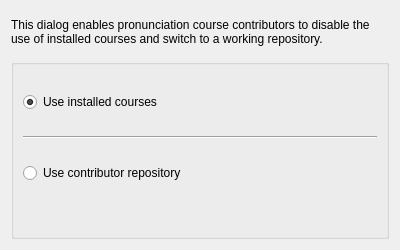
Above: src/ui/resourcesdialog.ui from KDE/artikulate before the change. Below: the same form after it.
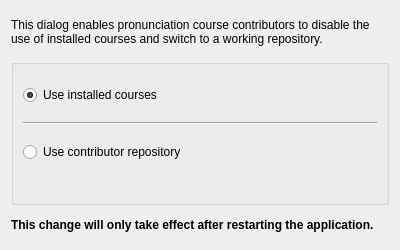
That is the form after the change. Custom widgets are drawn as their Qt base class.

Commit message: Show restart info when course repository changed.

Diff of the .ui file:
```diff
--- a/src/ui/resourcesdialog.ui
+++ b/src/ui/resourcesdialog.ui
@@ -103,6 +103,28 @@
      </layout>
     </widget>
    </item>
+   <item>
+    <widget class="QLabel" name="restartInfo">
+     <property name="sizePolicy">
+      <sizepolicy hsizetype="Preferred" vsizetype="Fixed">
+       <horstretch>0</horstretch>
+       <verstretch>0</verstretch>
+      </sizepolicy>
+     </property>
+     <property name="font">
+      <font>
+       <weight>75</weight>
+       <bold>true</bold>
+      </font>
+     </property>
+     <property name="text">
+      <string>This change will only take effect after restarting the application.</string>
+     </property>
+     <property name="wordWrap">
+      <bool>true</bool>
+     </property>
+    </widget>
+   </item>
   </layout>
  </widget>
  <customwidgets>
```
The commit also changes 4 other files.
